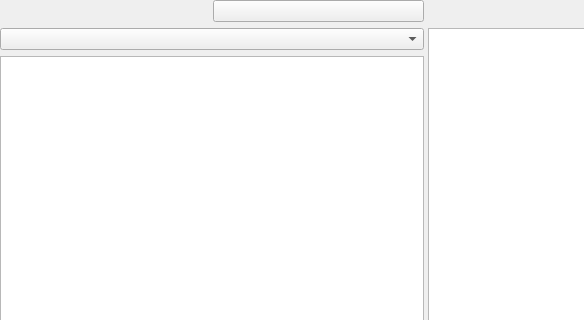
This is Code/Editor/EditorFramework/Assets/AssetBrowserWidget.ui in ezEngine/ezEngine as Qt 5 draws it before an edit; both pictures show x 0 to 584 and y 0 to 320 of the 851 by 729 pixel window. The edited form follows.
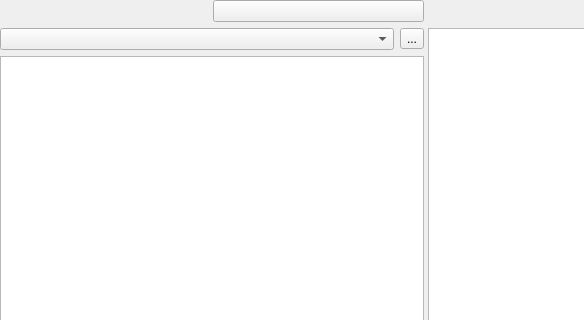
This is the edited form. Icons and pictures are not drawn. Custom widgets are drawn as their Qt base class.

Patch:
```diff
--- a/Code/Editor/EditorFramework/Assets/AssetBrowserWidget.ui
+++ b/Code/Editor/EditorFramework/Assets/AssetBrowserWidget.ui
@@ -72,7 +72,25 @@
         </layout>
        </item>
        <item>
-        <widget class="QComboBox" name="TypeFilter"/>
+        <layout class="QHBoxLayout" name="horizontalLayout_2">
+         <item>
+          <widget class="QComboBox" name="TypeFilter"/>
+         </item>
+         <item>
+          <widget class="QToolButton" name="ResetTypeFilter">
+           <property name="toolTip">
+            <string>Reset the type filter to show all assets.</string>
+           </property>
+           <property name="text">
+            <string>...</string>
+           </property>
+           <property name="icon">
+            <iconset resource="../../../Tools/Libs/GuiFoundation/QtResources/resources.qrc">
+             <normaloff>:/GuiFoundation/Icons/Undo.svg</normaloff>:/GuiFoundation/Icons/Undo.svg</iconset>
+           </property>
+          </widget>
+         </item>
+        </layout>
        </item>
        <item>
         <widget class="QSplitter" name="LeftSplitter">
```
Left out of the diff: 5 changed lines with no effect on the pictures.
